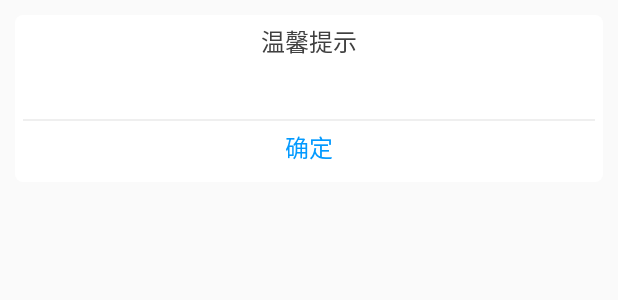
After one commit to wangpan1993/project, an Android app: the layout layout_message_dialog.xml on its own in the app's theme, with its tools: preview values and no code run, on a phone screen of 412 x 824 dp. The commit adds this screen. Shown: the top 300 px of the screen. Run offline under Robolectric (Android 15) with nearby library versions, the phone set to English and light mode, and no system bars.

Commit message:
添加了一个拨打电话的方法； 添加了一个统一提示的dialog； 添加了一个获取权限的方法；

```diff
--- /dev/null
+++ b/app/src/main/res/drawable/shape_cirle_white.xml
@@ -0,0 +1,6 @@
+<?xml version="1.0" encoding="utf-8"?>
+<shape xmlns:android="http://schemas.android.com/apk/res/android">
+
+    <corners android:radius="5dp" />
+    <solid android:color="@color/white" />
+</shape>
--- /dev/null
+++ b/app/src/main/res/layout/layout_message_dialog.xml
@@ -0,0 +1,87 @@
+<?xml version="1.0" encoding="utf-8"?>
+<LinearLayout xmlns:android="http://schemas.android.com/apk/res/android"
+    android:layout_width="match_parent"
+    android:layout_height="match_parent"
+    android:background="@android:color/transparent"
+    android:orientation="vertical"
+    android:padding="10dp">
+
+    <LinearLayout
+        android:layout_width="match_parent"
+        android:layout_height="wrap_content"
+        android:background="@drawable/shape_cirle_white"
+        android:orientation="vertical"
+        android:padding="5dp">
+
+        <LinearLayout
+            android:layout_width="match_parent"
+            android:layout_height="wrap_content"
+            android:background="@color/white"
+            android:gravity="center"
+            android:orientation="horizontal"
+            android:paddingBottom="5dp"
+            android:paddingLeft="10dp"
+            android:paddingRight="10dp">
+
+            <TextView
+                android:id="@+id/tv_title"
+                android:layout_width="wrap_content"
+                android:layout_height="wrap_content"
+                android:gravity="center_horizontal"
+                android:text="温馨提示"
+                android:textColor="#ff404040"
+                android:textSize="16sp" />
+
+        </LinearLayout>
+
+
+        <TextView
+            android:id="@+id/tv_message"
+            android:layout_width="match_parent"
+            android:layout_height="wrap_content"
+            android:background="@color/white"
+            android:gravity="center"
+            android:paddingBottom="15dp"
+            android:paddingLeft="15dp"
+            android:paddingRight="15dp"
+            android:textColor="#ff404040"
+            android:textSize="14sp" />
+
+        <View style="@style/viewline" />
+
+
+        <LinearLayout
+            android:layout_width="match_parent"
+            android:layout_height="wrap_content"
+            android:background="#EFEFEF"
+            android:orientation="horizontal">
+
+            <Button
+                android:id="@+id/bt_cacel"
+                android:layout_width="0dp"
+                android:layout_height="35dp"
+                android:layout_marginRight="1dp"
+                android:layout_weight="1"
+                android:background="@color/white"
+                android:gravity="center"
+                android:text="取消"
+                android:textColor="#ff404040"
+                android:textSize="16sp"
+                android:visibility="gone" />
+
+
+            <Button
+                android:id="@+id/bt_confirm"
+                android:layout_width="0dp"
+                android:layout_height="35dp"
+                android:layout_weight="1"
+                android:background="@color/white"
+                android:gravity="center"
+                android:text="确定"
+                android:textColor="#039AFF"
+                android:textSize="16sp" />
+        </LinearLayout>
+
+    </LinearLayout>
+
+</LinearLayout>
--- a/app/src/main/res/values/styles.xml
+++ b/app/src/main/res/values/styles.xml
@@ -16,4 +16,18 @@
         <item name="android:windowBackground">@drawable/background</item>
         <item name="android:backgroundDimEnabled">true</item>
     </style>
+
+    //提示框
+    <style name="CustomAlertDialog" parent="android:style/Theme.Dialog">
+        <item name="android:windowBackground">@android:color/transparent</item>
+        <item name="android:windowIsFloating">true</item>
+        <item name="android:backgroundDimEnabled">true</item>
+    </style>
+
+    <!-- 中间分割线 -->
+    <style name="viewline">
+        <item name="android:background">#EFEFEF</item>
+        <item name="android:layout_width">match_parent</item>
+        <item name="android:layout_height">2px</item>
+    </style>
 </resources>
```
Also changed, not shown: app/src/main/java/com/wp/project/util/AlertUtils.java (added, +67 -0 lines), app/src/main/java/com/wp/project/util/Allinterface/IDialogClickListener.java (added, +13 -0 lines), app/src/main/java/com/wp/project/util/AppUtils.java (+121 -0 lines).
